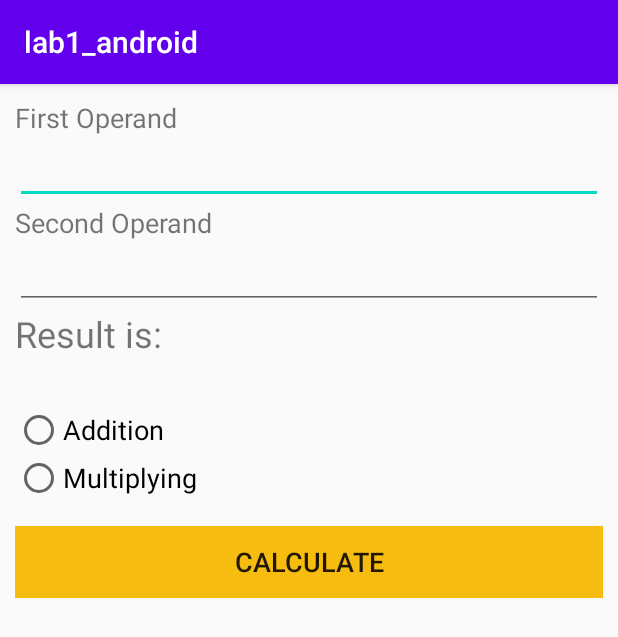
After one commit to Introhart/lab1_android_labs, an Android app: the addit_2 screen opened directly, with no data from a screen before it, on a phone screen of 412 x 824 dp. The commit adds this screen. Shown: the top 637 px of the screen. Run offline under Robolectric (Android 15) with nearby library versions, the phone set to English and light mode, and no system bars.

Commit message:
additional tasks:completed     -change colors     -change fragments     -modify listView

```diff
--- a/app/src/main/java/com/example/lab1_android/CustomStrongAdapter.java
+++ b/app/src/main/java/com/example/lab1_android/CustomStrongAdapter.java
@@ -1,6 +1,7 @@
 package com.example.lab1_android;
 
 import android.content.Context;
+import android.database.sqlite.SQLiteDatabase;
 import android.view.LayoutInflater;
 import android.view.View;
 import android.view.ViewGroup;
@@ -12,6 +13,8 @@ import android.widget.Toast;
 import org.w3c.dom.Text;
 
 import java.util.ArrayList;
+
+import static android.content.Context.MODE_PRIVATE;
 
 public class CustomStrongAdapter extends BaseAdapter {
     private Context context;
--- a/app/src/main/java/com/example/lab1_android/activity_lisr.java
+++ b/app/src/main/java/com/example/lab1_android/activity_lisr.java
@@ -19,6 +19,7 @@ public class activity_lisr extends AppCompatActivity {
         setContentView(R.layout.activity_lisr);
 
         TheSingletone singleList = TheSingletone.getInstance();
+        //singleList.setBaseAppContext(getBaseContext());
 
         ListView listView = (ListView)findViewById(R.id.list_of_the_cruel);
 
@@ -28,4 +29,6 @@ public class activity_lisr extends AppCompatActivity {
     }
 
 
+
+
 }
--- /dev/null
+++ b/app/src/main/java/com/example/lab1_android/addit_2.java
@@ -0,0 +1,14 @@
+package com.example.lab1_android;
+
+import androidx.appcompat.app.AppCompatActivity;
+
+import android.os.Bundle;
+
+public class addit_2 extends AppCompatActivity {
+
+    @Override
+    protected void onCreate(Bundle savedInstanceState) {
+        super.onCreate(savedInstanceState);
+        setContentView(R.layout.activity_addit_2);
+    }
+}
--- /dev/null
+++ b/app/src/main/res/layout/activity_addit_2.xml
@@ -0,0 +1,101 @@
+<?xml version="1.0" encoding="utf-8"?>
+<LinearLayout xmlns:android="http://schemas.android.com/apk/res/android"
+    android:id="@+id/frag1_layout"
+    android:layout_width="match_parent"
+    android:layout_height="wrap_content"
+    android:layout_margin="10dp"
+    android:orientation="vertical">
+
+    <LinearLayout
+        android:layout_width="match_parent"
+        android:layout_height="wrap_content"
+        android:layout_weight="1"
+        android:orientation="vertical">
+
+        <TextView
+            android:id="@+id/textView"
+            android:layout_width="match_parent"
+            android:layout_height="wrap_content"
+            android:text="@string/first_operand"
+            android:textSize="18sp" />
+
+        <EditText
+            android:id="@+id/input_num1"
+            android:layout_width="match_parent"
+            android:layout_height="wrap_content"
+            android:ems="10"
+            android:importantForAutofill="no"
+            android:inputType="numberDecimal" />
+
+        <TextView
+            android:id="@+id/textView2"
+            android:layout_width="match_parent"
+            android:layout_height="wrap_content"
+            android:text="@string/second_operand"
+            android:textSize="18sp" />
+
+        <EditText
+            android:id="@+id/input_num2"
+            android:layout_width="match_parent"
+            android:layout_height="wrap_content"
+            android:ems="10"
+            android:importantForAutofill="no"
+            android:inputType="numberDecimal" />
+
+        <TextView
+            android:id="@+id/textView_result"
+            android:layout_width="match_parent"
+            android:layout_height="wrap_content"
+            android:layout_weight="0"
+            android:text="@string/result_is"
+            android:textSize="24sp" />
+
+        <Space
+            android:layout_width="match_parent"
+            android:layout_height="32dp" />
+
+    </LinearLayout>
+
+
+    <LinearLayout
+        android:layout_width="match_parent"
+        android:layout_height="match_parent"
+        android:layout_weight="1"
+        android:orientation="vertical">
+
+        <RadioGroup
+            android:id="@+id/radio_group"
+            android:layout_width="match_parent"
+            android:layout_height="wrap_content">
+
+            <RadioButton
+                android:id="@+id/radio_addition"
+                android:layout_width="match_parent"
+                android:layout_height="wrap_content"
+                android:text="@string/addition"
+                android:textSize="18sp" />
+
+            <RadioButton
+                android:id="@+id/radio_multiplying"
+                android:layout_width="match_parent"
+                android:layout_height="wrap_content"
+                android:text="@string/multiplying"
+                android:textSize="18sp" />
+        </RadioGroup>
+
+        <Space
+            android:layout_width="match_parent"
+            android:layout_height="16dp" />
+
+        <Button
+            android:id="@+id/button_calculate"
+            android:layout_width="match_parent"
+            android:layout_height="wrap_content"
+            android:background="@color/colorForwardButton"
+            android:text="@string/calculate"
+            android:textSize="18sp" />
+
+    </LinearLayout>
+
+
+</LinearLayout>
--- a/app/src/main/res/menu/menu_main.xml
+++ b/app/src/main/res/menu/menu_main.xml
@@ -7,9 +7,13 @@
     <item
         android:id="@+id/save_settings"
         android:orderInCategory="2"
-        android:title="BtnColor" />
+        android:title="Play Epic Music" />
     <item
         android:id="@+id/open_settings"
         android:orderInCategory="3"
         android:title="Additional" />
+    <item
+        android:id="@+id/settings"
+        android:orderInCategory="4"
+        android:title="Settings" />
 </menu>
```
Also changed, not shown: app/src/main/AndroidManifest.xml (+11 -1 lines), app/src/main/java/com/example/lab1_android/MainActivity.java (+24 -4 lines), app/src/main/java/com/example/lab1_android/MusicPlayer.java (added, +132 -0 lines), app/src/main/java/com/example/lab1_android/Settings.java (added, +38 -0 lines), app/src/main/java/com/example/lab1_android/TheSingletone.java (+79 -0 lines), app/src/main/java/com/example/lab1_android/additional.java (added, +66 -0 lines), app/src/main/res/layout/activity_additional.xml (added, +32 -0 lines), app/src/main/res/layout/activity_settings.xml (added, +68 -0 lines), 3 other files.
